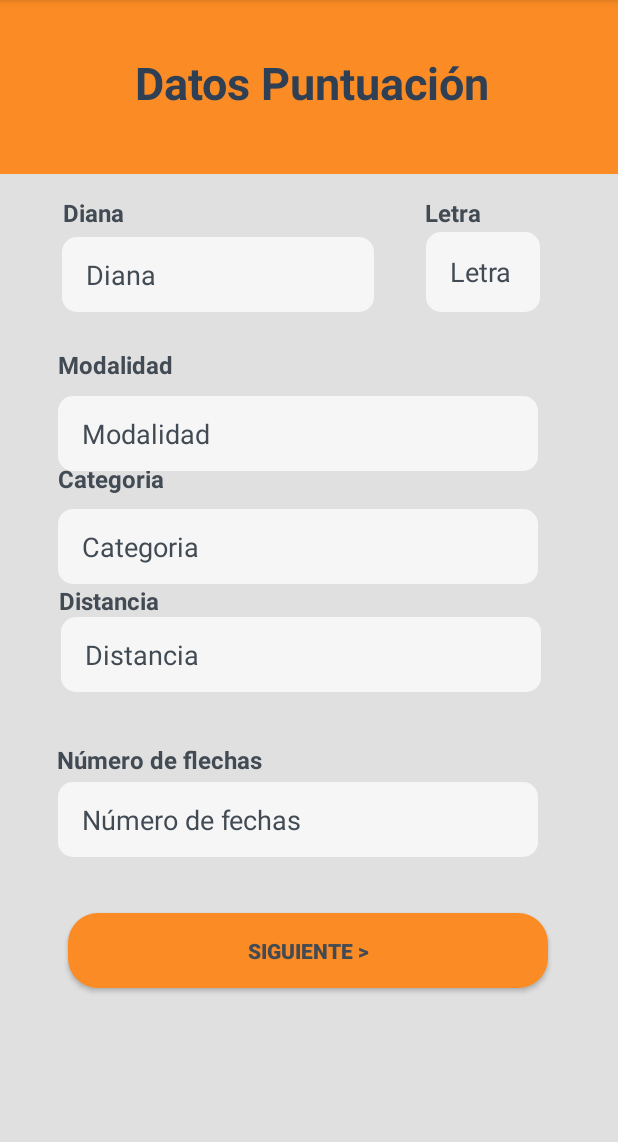
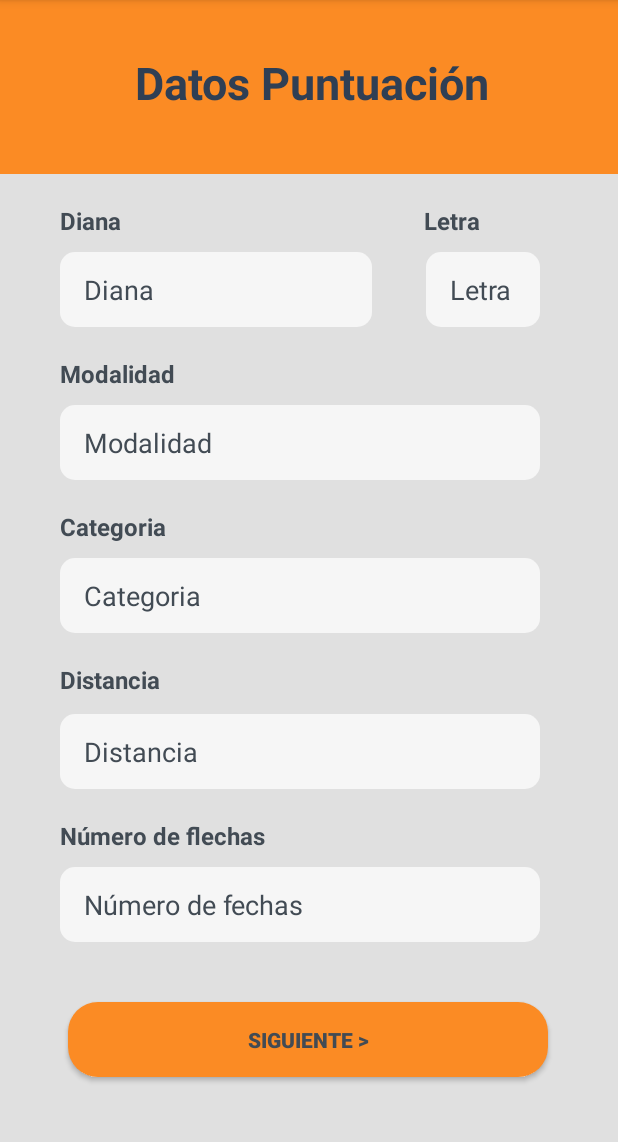
Before and after one commit to SaulSantanaSantana/Apolo-Helper, an Android app built with Jetpack Compose: the PointDataActivity screen opened directly, with no data from a screen before it, on a phone screen of 412 x 824 dp, the part 84-1226 px from its top. Run offline under Robolectric (Android 15) with nearby library versions, the phone set to English and light mode, and no system bars; our stand-ins replace Firebase (no records; nobody signed in at launch, a user with empty details on screens opened directly), data binding.

Commit message:
Design improvements

```diff
--- a/app/src/main/res/layout/activity_points_data.xml
+++ b/app/src/main/res/layout/activity_points_data.xml
@@ -46,97 +46,88 @@
             android:id="@+id/textViewDiana"
             android:layout_width="wrap_content"
             android:layout_height="wrap_content"
+            android:layout_marginStart="40dp"
+            android:layout_marginTop="20dp"
             android:text="Diana"
+            android:textColor="#424B54"
             android:textSize="16sp"
             android:textStyle="bold"
-            android:textColor="#424B54"
-            app:layout_constraintBottom_toTopOf="@+id/editTextDiana"
-            app:layout_constraintEnd_toEndOf="parent"
-            app:layout_constraintHorizontal_bias="0.113"
             app:layout_constraintStart_toStartOf="parent"
-            app:layout_constraintTop_toBottomOf="@+id/orangeBox"
-            app:layout_constraintVertical_bias="0.729" />
+            app:layout_constraintTop_toBottomOf="@+id/orangeBox" />
 
         <TextView
             android:id="@+id/textViewletra"
             android:layout_width="wrap_content"
             android:layout_height="wrap_content"
+            android:layout_marginTop="20dp"
             android:text="Letra"
+            android:textColor="#424B54"
             android:textSize="16sp"
             android:textStyle="bold"
-            android:textColor="#424B54"
-            app:layout_constraintBottom_toTopOf="@+id/editTextLetra"
             app:layout_constraintEnd_toEndOf="parent"
             app:layout_constraintHorizontal_bias="0.688"
             app:layout_constraintStart_toEndOf="@+id/textViewDiana"
-            app:layout_constraintTop_toBottomOf="@+id/orangeBox"
-            app:layout_constraintVertical_bias="0.882" />
+            app:layout_constraintTop_toBottomOf="@+id/orangeBox" />
 
         <TextView
             android:id="@+id/textViewModalidad"
             android:layout_width="wrap_content"
             android:layout_height="wrap_content"
-            android:layout_marginTop="24dp"
+            android:layout_marginStart="40dp"
+            android:layout_marginTop="20dp"
             android:text="Modalidad"
+            android:textColor="#424B54"
             android:textSize="16sp"
             android:textStyle="bold"
-            android:textColor="#424B54"
-            app:layout_constraintEnd_toEndOf="parent"
-            app:layout_constraintHorizontal_bias="0.116"
             app:layout_constraintStart_toStartOf="parent"
-            app:layout_constraintTop_toBottomOf="@+id/editTextLetra" />
+            app:layout_constraintTop_toBottomOf="@+id/editTextDiana" />
 
         <TextView
             android:id="@+id/textViewCategoria"
             android:layout_width="wrap_content"
             android:layout_height="wrap_content"
-            android:layout_marginTop="16dp"
-            android:layout_marginBottom="9dp"
+            android:layout_marginStart="40dp"
+            android:layout_marginTop="20dp"
             android:text="Categoria"
+            android:textColor="#424B54"
             android:textSize="16sp"
             android:textStyle="bold"
-            android:textColor="#424B54"
-            app:layout_constraintBottom_toTopOf="@+id/editTextCategoria"
-            app:layout_constraintEnd_toEndOf="parent"
-            app:layout_constraintHorizontal_bias="0.113"
             app:layout_constraintStart_toStartOf="parent"
-            app:layout_constraintTop_toBottomOf="@+id/editTextModalidad"
-            app:layout_constraintVertical_bias="1.0" />
+            app:layout_constraintTop_toBottomOf="@+id/editTextModalidad" />
 
         <TextView
             android:id="@+id/textViewDistancia"
             android:layout_width="wrap_content"
             android:layout_height="wrap_content"
+            android:layout_marginStart="40dp"
+            android:layout_marginTop="20dp"
             android:text="Distancia"
+            android:textColor="#424B54"
             android:textSize="16sp"
             android:textStyle="bold"
-            android:textColor="#424B54"
-            app:layout_constraintBottom_toTopOf="@+id/editTextDiastancia"
-            app:layout_constraintEnd_toEndOf="parent"
-            app:layout_constraintHorizontal_bias="0.113"
             app:layout_constraintStart_toStartOf="parent"
-            app:layout_constraintTop_toBottomOf="@+id/editTextCategoria"
-            app:layout_constraintVertical_bias="0.689" />
+            app:layout_constraintTop_toBottomOf="@+id/editTextCategoria" />
 
         <TextView
             android:id="@+id/textViewNumeroFlechas"
             android:layout_width="wrap_content"
             android:layout_height="wrap_content"
-            android:layout_marginBottom="4dp"
+            android:layout_marginStart="40dp"
+            android:layout_marginTop="20dp"
             android:text="@string/num_arrow"
+            android:textColor="#424B54"
             android:textSize="16sp"
             android:textStyle="bold"
-            android:textColor="#424B54"
-            app:layout_constraintBottom_toTopOf="@+id/editTextNumeroFlechas"
-            app:layout_constraintEnd_toEndOf="parent"
-            app:layout_constraintHorizontal_bias="0.138"
-            app:layout_constraintStart_toStartOf="parent" />
+            app:layout_constraintStart_toStartOf="parent"
+            app:layout_constraintTop_toBottomOf="@+id/editTextDiastancia" />
 
 
         <EditText
             android:id="@+id/editTextNumeroFlechas"
             android:layout_width="320dp"
             android:layout_height="50dp"
+            android:layout_marginStart="40dp"
+            android:layout_marginTop="10dp"
             android:background="@drawable/white_background"
             android:ems="10"
             android:hint="Número de fechas"
@@ -144,18 +135,15 @@
             android:paddingStart="16dp"
             android:textColor="#424B54"
             android:textColorHint="@color/gray"
-            app:layout_constraintBottom_toBottomOf="parent"
-            app:layout_constraintEnd_toEndOf="parent"
-            app:layout_constraintHorizontal_bias="0.417"
             app:layout_constraintStart_toStartOf="parent"
-            app:layout_constraintTop_toBottomOf="@+id/editTextModalidad"
-            app:layout_constraintVertical_bias="0.513" />
+            app:layout_constraintTop_toBottomOf="@+id/textViewNumeroFlechas" />
 
         <EditText
             android:id="@+id/editTextDiastancia"
             android:layout_width="320dp"
             android:layout_height="50dp"
-            android:layout_marginBottom="60dp"
+            android:layout_marginStart="40dp"
+            android:layout_marginTop="12dp"
             android:background="@drawable/white_background"
             android:ems="10"
             android:hint="Distancia"
@@ -163,15 +151,15 @@
             android:paddingStart="16dp"
             android:textColor="#424B54"
             android:textColorHint="@color/gray"
-            app:layout_constraintBottom_toTopOf="@+id/editTextNumeroFlechas"
-            app:layout_constraintEnd_toEndOf="parent"
-            app:layout_constraintHorizontal_bias="0.439"
-            app:layout_constraintStart_toStartOf="parent" />
+            app:layout_constraintStart_toStartOf="parent"
+            app:layout_constraintTop_toBottomOf="@+id/textViewDistancia" />
 
         <EditText
             android:id="@+id/editTextCategoria"
             android:layout_width="320dp"
             android:layout_height="50dp"
+            android:layout_marginStart="40dp"
+            android:layout_marginTop="10dp"
             android:background="@drawable/white_background"
             android:ems="10"
             android:hint="Categoria"
@@ -179,18 +167,15 @@
             android:paddingStart="16dp"
             android:textColor="#424B54"
             android:textColorHint="@color/gray"
-            app:layout_constraintBottom_toTopOf="@+id/editTextDiastancia"
-            app:layout_constraintEnd_toEndOf="parent"
-            app:layout_constraintHorizontal_bias="0.417"
             app:layout_constraintStart_toStartOf="parent"
-            app:layout_constraintTop_toBottomOf="@+id/editTextModalidad"
-            app:layout_constraintVertical_bias="0.539" />
+            app:layout_constraintTop_toBottomOf="@+id/textViewCategoria" />
 
         <EditText
             android:id="@+id/editTextModalidad"
             android:layout_width="320dp"
             android:layout_height="50dp"
-            android:layout_marginTop="148dp"
+            android:layout_marginStart="40dp"
+            android:layout_marginTop="10dp"
             android:background="@drawable/white_background"
             android:ems="10"
             android:hint="Modalidad"
@@ -198,16 +183,15 @@
             android:paddingStart="16dp"
             android:textColor="#424B54"
             android:textColorHint="@color/gray"
-            app:layout_constraintEnd_toEndOf="parent"
-            app:layout_constraintHorizontal_bias="0.417"
             app:layout_constraintStart_toStartOf="parent"
-            app:layout_constraintTop_toBottomOf="@+id/orangeBox" />
+            app:layout_constraintTop_toBottomOf="@+id/textViewModalidad" />
 
         <EditText
             android:id="@+id/editTextDiana"
             android:layout_width="208dp"
             android:layout_height="50dp"
-            android:layout_marginBottom="24dp"
+            android:layout_marginStart="40dp"
+            android:layout_marginTop="10dp"
             android:background="@drawable/white_background"
             android:ems="10"
             android:hint="Diana"
@@ -215,33 +199,31 @@
             android:paddingStart="16dp"
             android:textColor="#424B54"
             android:textColorHint="@color/gray"
-            app:layout_constraintBottom_toTopOf="@+id/textViewModalidad"
-            app:layout_constraintEnd_toStartOf="@+id/editTextLetra"
-            app:layout_constraintHorizontal_bias="0.546"
-            app:layout_constraintStart_toStartOf="parent" />
+            app:layout_constraintStart_toStartOf="parent"
+            app:layout_constraintTop_toBottomOf="@+id/textViewDiana" />
 
         <EditText
             android:id="@+id/editTextLetra"
             android:layout_width="76dp"
-            android:layout_height="53dp"
-            android:layout_marginEnd="52dp"
-            android:layout_marginBottom="56dp"
+            android:layout_height="50dp"
+            android:layout_marginStart="36dp"
+            android:layout_marginTop="10dp"
             android:background="@drawable/white_background"
             android:ems="10"
             android:hint="Letra"
-            android:textColor="#424B54"
             android:inputType="text"
             android:paddingStart="16dp"
+            android:textColor="#424B54"
             android:textColorHint="@color/gray"
-            app:layout_constraintBottom_toTopOf="@+id/editTextModalidad"
-            app:layout_constraintEnd_toEndOf="parent" />
+            app:layout_constraintStart_toEndOf="@+id/editTextDiana"
+            app:layout_constraintTop_toBottomOf="@+id/textViewletra" />
 
         <Button
             android:id="@+id/buttonEditData"
             android:layout_width="320dp"
             android:layout_height="50dp"
             android:layout_gravity="start"
-            android:layout_marginBottom="52dp"
+            android:layout_marginBottom="50dp"
             android:background="@drawable/orange_background"
             android:elevation="10dp"
             android:enabled="true"
@@ -251,9 +233,7 @@
             app:layout_constraintBottom_toBottomOf="parent"
             app:layout_constraintEnd_toEndOf="parent"
             app:layout_constraintHorizontal_bias="0.494"
-            app:layout_constraintStart_toStartOf="parent"
-            app:layout_constraintTop_toBottomOf="@+id/editTextModalidad"
-            app:layout_constraintVertical_bias="0.837" />
+            app:layout_constraintStart_toStartOf="parent" />
 
 
     </androidx.constraintlayout.widget.ConstraintLayout>
--- a/app/src/main/res/layout/activity_profile.xml
+++ b/app/src/main/res/layout/activity_profile.xml
@@ -51,7 +51,7 @@
             android:background="@drawable/circle_background"
             android:clipToOutline="true"
             android:scaleType="centerCrop"
-            android:src="@drawable/archery"
+            android:src="@drawable/image"
             app:layout_constraintEnd_toEndOf="parent"
             app:layout_constraintHorizontal_bias="0.498"
             app:layout_constraintStart_toStartOf="parent"
--- a/app/src/main/res/layout/activity_profile_edit.xml
+++ b/app/src/main/res/layout/activity_profile_edit.xml
@@ -49,6 +49,7 @@
             android:adjustViewBounds="true"
             android:background="@drawable/circle_background"
             android:scaleType="centerCrop"
+            android:src="@drawable/image"
             app:layout_constraintEnd_toEndOf="parent"
             app:layout_constraintHorizontal_bias="0.488"
             app:layout_constraintStart_toStartOf="parent"
@@ -60,6 +61,7 @@
             android:layout_height="33dp"
             android:layout_marginTop="32dp"
             android:text="Nombre demo"
+            android:gravity="center"
             android:textSize="20sp"
             android:textStyle="bold"
             android:textColor="#424B54"
--- a/app/src/main/res/layout/activity_table_data_30.xml
+++ b/app/src/main/res/layout/activity_table_data_30.xml
@@ -11,7 +11,7 @@
     <View
         android:id="@+id/orangeBox"
         android:layout_width="0dp"
-        android:layout_height="116dp"
+        android:layout_height="80dp"
         android:background="@color/orange"
         app:layout_constraintBottom_toBottomOf="parent"
         app:layout_constraintEnd_toEndOf="parent"
@@ -24,7 +24,7 @@
         android:id="@+id/textViewPerfil"
         android:layout_width="245dp"
         android:layout_height="50dp"
-        android:layout_marginTop="40dp"
+        android:layout_marginTop="20dp"
         android:text="Tabla"
         android:textAlignment="center"
         android:textColor="@color/darkBlue"
@@ -38,7 +38,7 @@
         android:id="@+id/imageView2"
         android:layout_width="wrap_content"
         android:layout_height="wrap_content"
-        android:layout_marginTop="50dp"
+        android:layout_marginTop="30dp"
         app:layout_constraintEnd_toStartOf="@+id/textViewPerfil"
         app:layout_constraintHorizontal_bias="1.0"
         app:layout_constraintStart_toStartOf="@+id/orangeBox"
@@ -50,7 +50,7 @@
         android:layout_width="320dp"
         android:layout_height="50dp"
         android:layout_gravity="start"
-        android:layout_marginBottom="60dp"
+        android:layout_marginBottom="50dp"
         android:background="@drawable/orange_background"
         android:elevation="10dp"
         android:enabled="false"
@@ -66,13 +66,12 @@
         android:id="@+id/tableLayout"
         android:layout_width="418dp"
         android:layout_height="565dp"
+        android:layout_marginTop="10dp"
         android:padding="16dp"
-        app:layout_constraintBottom_toTopOf="@+id/buttonEditData"
         app:layout_constraintEnd_toEndOf="parent"
         app:layout_constraintHorizontal_bias="1.0"
         app:layout_constraintStart_toStartOf="parent"
-        app:layout_constraintTop_toBottomOf="@+id/textViewPerfil"
-        app:layout_constraintVertical_bias="0.229"
+        app:layout_constraintTop_toBottomOf="@+id/orangeBox"
         tools:context=".MainActivity">
 
         <!-- Encabezado de la tabla -->
--- a/app/src/main/res/layout/activity_total_points.xml
+++ b/app/src/main/res/layout/activity_total_points.xml
@@ -29,12 +29,11 @@
         android:id="@+id/textViewTotalPointsD"
         android:layout_width="wrap_content"
         android:layout_height="wrap_content"
+        android:layout_marginStart="10dp"
         android:layout_marginTop="40dp"
         android:text="demo"
+        android:textColor="#424B54"
         android:textSize="16sp"
-        android:textColor="#424B54"
-        app:layout_constraintEnd_toEndOf="parent"
-        app:layout_constraintHorizontal_bias="0.086"
         app:layout_constraintStart_toEndOf="@+id/textViewTotalPoints"
         app:layout_constraintTop_toBottomOf="@+id/line1" />
 
@@ -56,13 +55,11 @@
         android:id="@+id/textViewDesviationD"
         android:layout_width="wrap_content"
         android:layout_height="wrap_content"
-        android:layout_marginStart="24dp"
+        android:layout_marginStart="10dp"
         android:layout_marginTop="24dp"
         android:text="demo"
+        android:textColor="#424B54"
         android:textSize="16sp"
-        android:textColor="#424B54"
-        app:layout_constraintEnd_toEndOf="parent"
-        app:layout_constraintHorizontal_bias="0.0"
         app:layout_constraintStart_toEndOf="@+id/textViewDesviation"
         app:layout_constraintTop_toBottomOf="@+id/textViewTenD" />
 
@@ -84,12 +81,11 @@
         android:id="@+id/textViewAvarageD"
         android:layout_width="wrap_content"
         android:layout_height="wrap_content"
+        android:layout_marginStart="10dp"
         android:layout_marginTop="24dp"
         android:text="demo"
+        android:textColor="#424B54"
         android:textSize="16sp"
-        android:textColor="#424B54"
-        app:layout_constraintEnd_toEndOf="parent"
-        app:layout_constraintHorizontal_bias="0.213"
         app:layout_constraintStart_toEndOf="@+id/textViewAvarage"
         app:layout_constraintTop_toBottomOf="@+id/textViewTotalPointsD" />
 
@@ -111,12 +107,11 @@
         android:id="@+id/textViewAvarageTenD"
         android:layout_width="wrap_content"
         android:layout_height="wrap_content"
+        android:layout_marginStart="10dp"
         android:layout_marginTop="24dp"
         android:text="demo"
+        android:textColor="#424B54"
         android:textSize="16sp"
-        android:textColor="#424B54"
-        app:layout_constraintEnd_toEndOf="parent"
-        app:layout_constraintHorizontal_bias="0.152"
         app:layout_constraintStart_toEndOf="@+id/textViewAvarageTen"
         app:layout_constraintTop_toBottomOf="@+id/textViewAvarageD" />
 
@@ -138,12 +133,11 @@
         android:id="@+id/textViewTenD"
         android:layout_width="46dp"
         android:layout_height="26dp"
+        android:layout_marginStart="10dp"
         android:layout_marginTop="24dp"
         android:text="demo"
+        android:textColor="#424B54"
         android:textSize="16sp"
-        android:textColor="#424B54"
-        app:layout_constraintEnd_toEndOf="parent"
-        app:layout_constraintHorizontal_bias="0.063"
         app:layout_constraintStart_toEndOf="@+id/textViewTen"
         app:layout_constraintTop_toBottomOf="@+id/textViewAvarageTenD" />
 
@@ -240,7 +234,7 @@
         android:background="@drawable/circle_background"
         android:clipToOutline="true"
         android:scaleType="centerCrop"
-        android:src="@drawable/archery"
+        android:src="@drawable/image"
         app:layout_constraintEnd_toEndOf="parent"
         app:layout_constraintHorizontal_bias="0.498"
         app:layout_constraintStart_toStartOf="parent"
@@ -252,6 +246,7 @@
         android:layout_height="31dp"
         android:layout_marginTop="16dp"
         android:text="Nombre demo"
+        android:gravity="center"
         android:textColor="#424B54"
         android:textSize="20sp"
         android:textStyle="bold"
```
Also changed, not shown: app/src/main/res/drawable/image.png (added).
